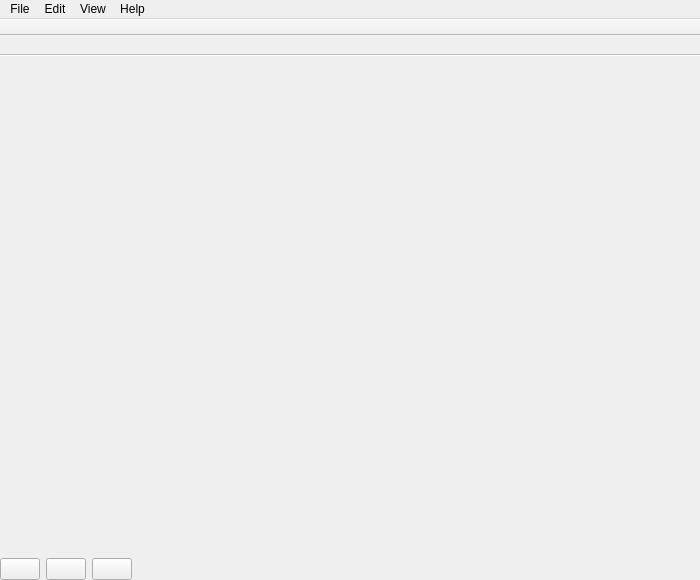
Old version of the form qt/ui/main_window.ui in the repository Mouchnino/moneyguru.
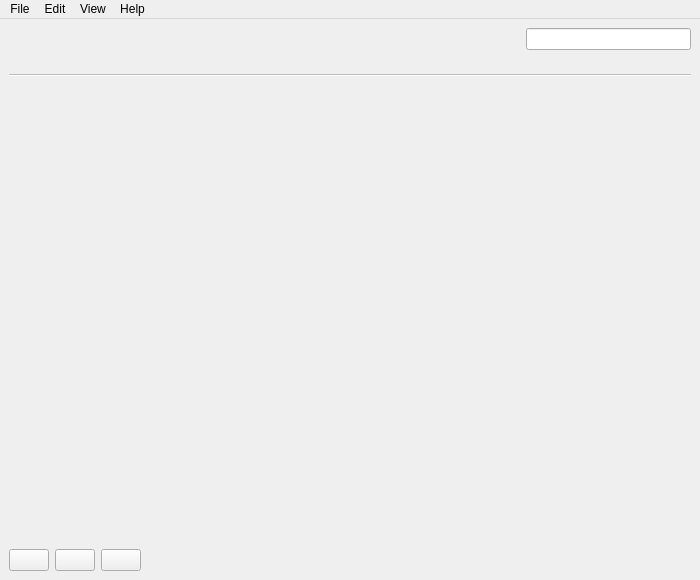
New version of the form. Icons and pictures are not drawn. Custom widgets are drawn as their Qt base class.

Commit message: Qt: Removed the toolbar and moved the date range widget to the top.

What changed in the file:
```diff
--- a/qt/ui/main_window.ui
+++ b/qt/ui/main_window.ui
@@ -15,12 +15,61 @@
   </property>
   <widget class="QWidget" name="centralwidget">
    <layout class="QVBoxLayout" name="verticalLayout">
-    <property name="spacing">
-     <number>0</number>
-    </property>
-    <property name="margin">
-     <number>0</number>
-    </property>
+    <item>
+     <widget class="QWidget" name="topBar" native="true">
+      <layout class="QHBoxLayout" name="horizontalLayout_2">
+       <property name="margin">
+        <number>0</number>
+       </property>
+       <item>
+        <spacer name="horizontalSpacer_2">
+         <property name="orientation">
+          <enum>Qt::Horizontal</enum>
+         </property>
+         <property name="sizeHint" stdset="0">
+          <size>
+           <width>40</width>
+           <height>20</height>
+          </size>
+         </property>
+        </spacer>
+       </item>
+       <item>
+        <widget class="DateRangeSelectorView" name="dateRangeSelectorView" native="true">
+         <property name="minimumSize">
+          <size>
+           <width>180</width>
+           <height>0</height>
+          </size>
+         </property>
+        </widget>
+       </item>
+       <item>
+        <spacer name="horizontalSpacer_3">
+         <property name="orientation">
+          <enum>Qt::Horizontal</enum>
+         </property>
+         <property name="sizeHint" stdset="0">
+          <size>
+           <width>40</width>
+           <height>20</height>
+          </size>
+         </property>
+        </spacer>
+       </item>
+       <item>
+        <widget class="SearchEdit" name="searchLineEdit">
+         <property name="maximumSize">
+          <size>
+           <width>240</width>
+           <height>16777215</height>
+          </size>
+         </property>
+        </widget>
+       </item>
+      </layout>
+     </widget>
+    </item>
     <item>
      <widget class="QTabBar" name="tabBar" native="true">
       <property name="minimumSize">
@@ -78,36 +127,10 @@
          <property name="orientation">
           <enum>Qt::Horizontal</enum>
          </property>
-         <property name="sizeType">
-          <enum>QSizePolicy::Fixed</enum>
-         </property>
          <property name="sizeHint" stdset="0">
           <size>
-           <width>20</width>
-           <height>20</height>
-          </size>
-         </property>
-        </spacer>
-       </item>
-       <item>
-        <widget class="DateRangeSelectorView" name="dateRangeSelectorView" native="true">
-         <property name="minimumSize">
-          <size>
-           <width>180</width>
+           <width>0</width>
            <height>0</height>
-          </size>
-         </property>
-        </widget>
-       </item>
-       <item>
-        <spacer name="horizontalSpacer_2">
-         <property name="orientation">
-          <enum>Qt::Horizontal</enum>
-         </property>
-         <property name="sizeHint" stdset="0">
-          <size>
-           <width>40</width>
-           <height>20</height>
           </size>
          </property>
         </spacer>
@@ -206,20 +229,6 @@
    <addaction name="menuView"/>
    <addaction name="menuHelp"/>
   </widget>
-  <widget class="QToolBar" name="toolBar">
-   <property name="windowTitle">
-    <string>toolBar</string>
-   </property>
-   <property name="movable">
-    <bool>false</bool>
-   </property>
-   <attribute name="toolBarArea">
-    <enum>TopToolBarArea</enum>
-   </attribute>
-   <attribute name="toolBarBreak">
-    <bool>false</bool>
-   </attribute>
-  </widget>
   <action name="actionOpenDocument">
    <property name="text">
     <string>Open...</string>
@@ -539,6 +548,11 @@
    <header>PyQt4.QtGui</header>
    <container>1</container>
   </customwidget>
+  <customwidget>
+   <class>SearchEdit</class>
+   <extends>QLineEdit</extends>
+   <header>support.search_edit</header>
+  </customwidget>
  </customwidgets>
  <resources>
   <include location="../mg.qrc"/>
```
The commit also changes 1 other file.
